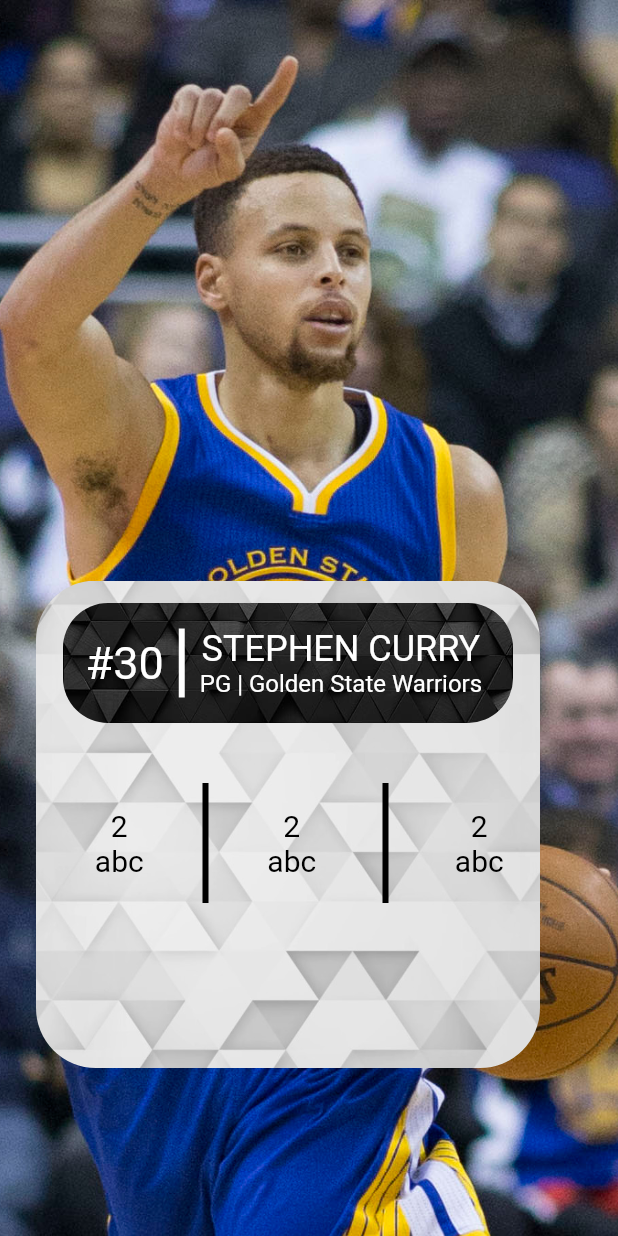
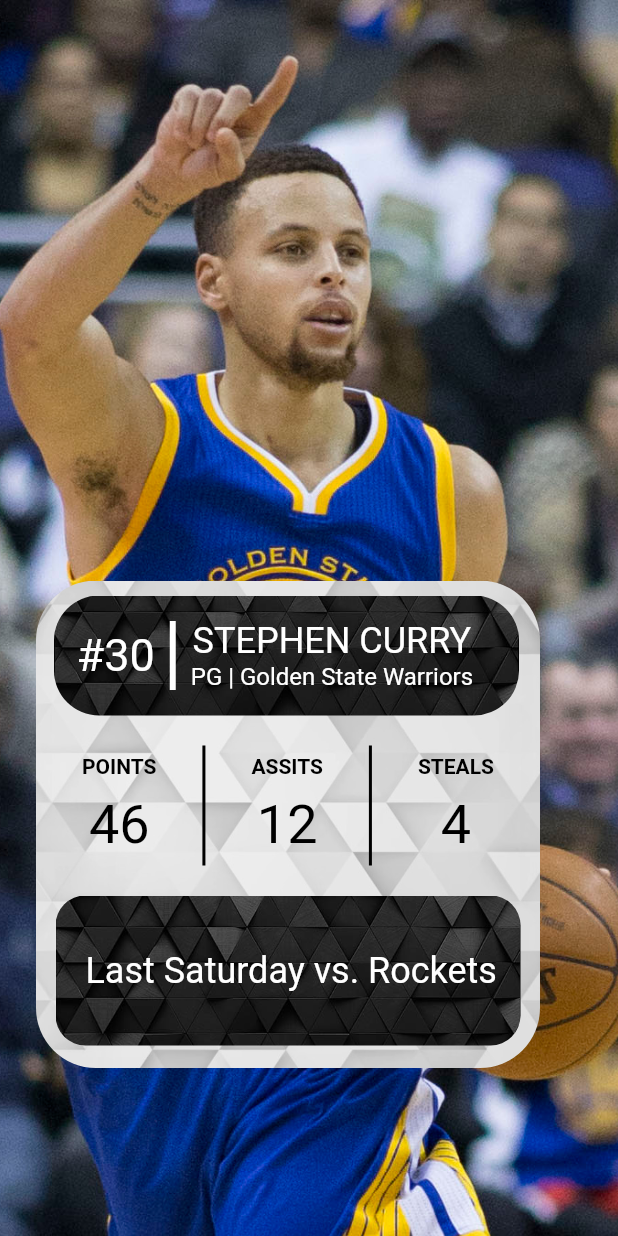
Before and after one commit to VictorSegura99/Dispositius-Mobils, a Flutter app: the screen it shows after launch, on a phone screen of 412 x 824 dp. Run offline on Flutter 3.47's test engine with Material 2 defaults, Android fonts, the phone set to English and light mode, and no system bars.

Commit message:
layout 1.0

```diff
--- a/lib/main.dart
+++ b/lib/main.dart
@@ -39,13 +39,13 @@ class MyApp extends StatelessWidget {
                         child: Column(
                           children: <Widget>[
                             Padding(
-                              padding: EdgeInsets.only(top:15),
+                              padding: EdgeInsets.only(top:10),
                               child:Row(
                                 children: <Widget>[
                                   Container(
-                                    margin: EdgeInsets.only(left:18,bottom: 20),
+                                    margin: EdgeInsets.only(left: 12),
                                     height: 80,
-                                    width: 300,
+                                    width: 310,
                                     decoration: BoxDecoration(
                                      image:DecorationImage(
                                         image: AssetImage('assets/images/blackbox.jpg'),
@@ -92,7 +92,7 @@ class MyApp extends StatelessWidget {
                               ),
                             ),
                             Padding(
-                              padding: EdgeInsets.only(left:15, bottom: 20),
+                              padding: const EdgeInsets.only(bottom: 0),
                                 child: Row(
                                   mainAxisAlignment: MainAxisAlignment.spaceEvenly,
                                   crossAxisAlignment: CrossAxisAlignment.center,
@@ -100,14 +100,17 @@ class MyApp extends StatelessWidget {
                                     Column(
                                       mainAxisSize: MainAxisSize.min,
                                       children: <Widget>[
-                                      Text("2",style: TextStyle(color: Colors.black,fontSize: 20),),
-                                      Text("abc",style: TextStyle(color: Colors.black,fontSize: 20),),
+                                        Text("POINTS",style: TextStyle(fontWeight: FontWeight.bold,color: Colors.black,fontSize: 14,),),
+                                        SizedBox(
+                                          height: 10,
+                                        ),
+                                        Text("46",style: TextStyle(color: Colors.black,fontSize: 36),),
                                       ],
                                     ),
                                     Padding(
-                                    padding: const EdgeInsets.all(15.0),
+                                      padding: const EdgeInsets.only(top: 20.0,bottom: 20.0),
                                       child: Container(
-                                        width: 4.0,
+                                          width: 2.0,
                                           height: 80.0,
                                           decoration: BoxDecoration(
                                             color: Colors.black,
@@ -117,14 +120,17 @@ class MyApp extends StatelessWidget {
                                     Column(
                                       mainAxisSize: MainAxisSize.min,
                                       children: <Widget>[
-                                      Text("2",style: TextStyle(color: Colors.black,fontSize: 20),),
-                                      Text("abc",style: TextStyle(color: Colors.black,fontSize: 20),),
+                                         Text("ASSITS",style: TextStyle(fontWeight: FontWeight.bold,color: Colors.black,fontSize: 14,),),
+                                        SizedBox(
+                                          height: 10,
+                                        ),
+                                         Text("12",style: TextStyle(color: Colors.black,fontSize: 36),),
                                       ],
                                     ),
                                     Padding(
-                                    padding: const EdgeInsets.all(20.0),
+                                     padding: const EdgeInsets.only(top: 20.0,bottom: 20.0),
                                       child: Container(
-                                        width: 4.0,
+                                          width: 2.0,
                                           height: 80.0,
                                           decoration: BoxDecoration(
                                             color: Colors.black,
@@ -134,11 +140,40 @@ class MyApp extends StatelessWidget {
                                     Column(
                                       mainAxisSize: MainAxisSize.min,
                                       children: <Widget>[
-                                      Text("2",style: TextStyle(color: Colors.black,fontSize: 20),),
-                                      Text("abc",style: TextStyle(color: Colors.black,fontSize: 20),),
+                                         Text("STEALS",style: TextStyle(fontWeight: FontWeight.bold,color: Colors.black,fontSize: 14,),),
+                                        SizedBox(
+                                          height: 10,
+                                        ),
+                                         Text("4",style: TextStyle(color: Colors.black,fontSize: 36),),
                                       ],
                                     ),
                                   ],
+                                ),
+                              ),
+                            Expanded(
+                              child: Container(
+                                    margin: EdgeInsets.only(bottom: 15),
+                                    height: 30,
+                                    width: 310,
+                                    child: Row(
+                                      children: <Widget>[
+                                        Center(
+                                          child: Padding(
+                                            padding: const EdgeInsets.only(left: 20),
+                                            child: Text(
+                                            "Last Saturday vs. Rockets", style: TextStyle(fontSize: 24,color: Colors.white),
+                                        ),
+                                          ),
+                                        ),
+                                      ],
+                                    ),
+                                    decoration: BoxDecoration(
+                                     image:DecorationImage(
+                                        image: AssetImage('assets/images/blackbox.jpg'),
+                                        fit: BoxFit.fitWidth,
+                                     ),
+                                     borderRadius: BorderRadius.all(Radius.circular(20.0)),
+                                    ),
                               ),
                             )
                           ],
--- a/pubspec.yaml
+++ b/pubspec.yaml
@@ -45,6 +45,7 @@ flutter:
   - assets/images/steph.jpg
   - assets/images/blackbox.jpg
   - assets/images/whitebox.jpg
+  - assets/images/logo.png
 
   # An image asset can refer to one or more resolution-specific "variants", see
   # https://flutter.dev/assets-and-images/#resolution-aware.
```
Also changed, not shown: assets/images/logo.png (added), pubspec.lock. Lines whose indentation alone changed are shown as unchanged.
